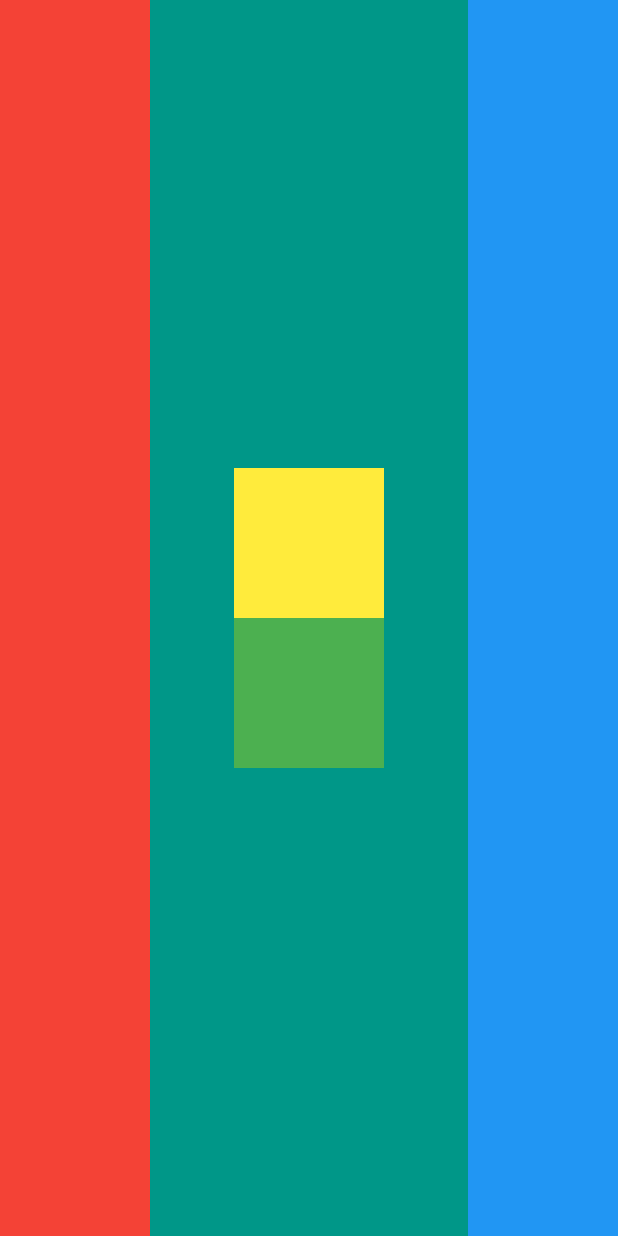
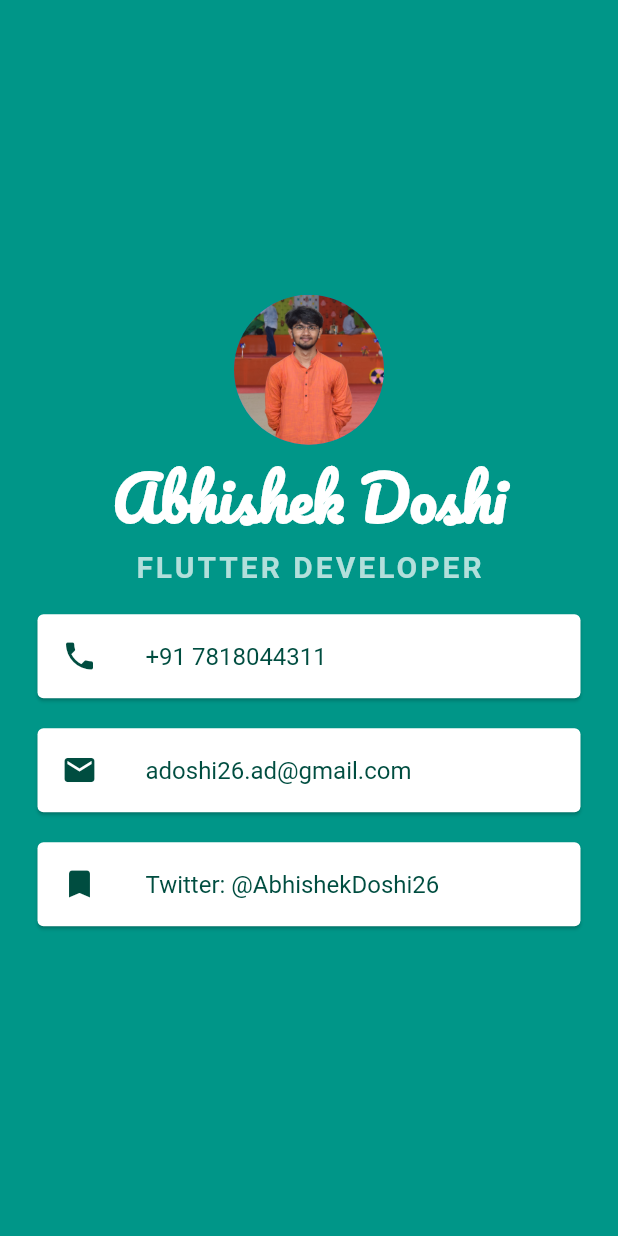
Before and after one commit to AbhishekDoshi26/Mi-Card, a Flutter app: the screen it shows after launch, on a phone screen of 412 x 824 dp. Run offline on Flutter 3.47's test engine with Material 2 defaults, Android fonts, the phone set to English and light mode, and no system bars.

Commit message:
v1.2
Final Commit

```diff
--- a/lib/main.dart
+++ b/lib/main.dart
@@ -1,5 +1,6 @@
 import 'package:flutter/cupertino.dart';
 import 'package:flutter/material.dart';
+import 'package:url_launcher/url_launcher.dart';
 
 void main() {
   runApp(MyApp());
@@ -13,34 +14,99 @@ class MyApp extends StatelessWidget {
       home: Scaffold(
         backgroundColor: Colors.teal,
         body: SafeArea(
-          child: Row(
-            mainAxisAlignment: MainAxisAlignment.spaceBetween,
-            crossAxisAlignment: CrossAxisAlignment.stretch,
+          child: Column(
+            mainAxisAlignment: MainAxisAlignment.center,
             children: <Widget>[
-              Container(
-                color: Colors.red,
-                height: double.infinity,
-                width: 100.0,
+              CircleAvatar(
+                radius: 50.0,
+                backgroundImage: AssetImage("images/crop.jpg"),
               ),
-              Column(
-                mainAxisAlignment: MainAxisAlignment.center,
-                children: <Widget>[
-                  Container(
-                    color: Colors.yellow,
-                    height: 100.0,
-                    width: 100.0,
+              Text(
+                'Abhishek Doshi',
+                style: TextStyle(
+                  fontFamily: 'Pacifico',
+                  fontSize: 40.0,
+                  color: Colors.white,
+                  fontWeight: FontWeight.bold,
+                ),
+              ),
+              Text(
+                'FLUTTER DEVELOPER',
+                style: TextStyle(
+                  color: Colors.teal.shade100,
+                  fontSize: 20.0,
+                  letterSpacing: 2.0,
+                  fontWeight: FontWeight.bold,
+                ),
+              ),
+              SizedBox(
+                height: 10.0,
+              ),
+              Card(
+                margin: EdgeInsets.symmetric(
+                  vertical: 10.0,
+                  horizontal: 25.0,
+                ),
+                color: Colors.white,
+                child: ListTile(
+                  leading: Icon(
+                    Icons.phone,
+                    color: Colors.teal[900],
                   ),
-                  Container(
-                    color: Colors.green,
-                    height: 100.0,
-                    width: 100.0,
+                  title: Text(
+                    '+91 7818044311',
+                    style: TextStyle(
+                      color: Colors.teal[900],
+                    ),
                   ),
-                ],
+                  onTap: () {
+                    launch('tel:+917818044311');
+                  },
+                ),
               ),
-              Container(
-                color: Colors.blue,
-                height: double.infinity,
-                width: 100.0,
+              Card(
+                margin: EdgeInsets.symmetric(
+                  vertical: 10.0,
+                  horizontal: 25.0,
+                ),
+                color: Colors.white,
+                child: ListTile(
+                  leading: Icon(
+                    Icons.email,
+                    color: Colors.teal[900],
+                  ),
+                  title: Text(
+                    'adoshi26.ad@gmail.com',
+                    style: TextStyle(
+                      color: Colors.teal[900],
+                    ),
+                  ),
+                  onTap: () {
+                    launch('mailto:adoshi26.ad@gmail.com');
+                  },
+                ),
+              ),
+              Card(
+                margin: EdgeInsets.symmetric(
+                  vertical: 10.0,
+                  horizontal: 25.0,
+                ),
+                color: Colors.white,
+                child: ListTile(
+                  leading: Icon(
+                    Icons.bookmark,
+                    color: Colors.teal[900],
+                  ),
+                  title: Text(
+                    'Twitter: @AbhishekDoshi26',
+                    style: TextStyle(
+                      color: Colors.teal[900],
+                    ),
+                  ),
+                  onTap: () {
+                    launch('https://twitter.com/AbhishekDoshi26');
+                  },
+                ),
               ),
             ],
           ),
```
Also changed, not shown: pubspec.yaml (+9 -15 lines), fonts/Pacifico-Regular.ttf (added), images/crop.jpg (added), images/logo.png (added), pubspec.lock, 20 other files.
